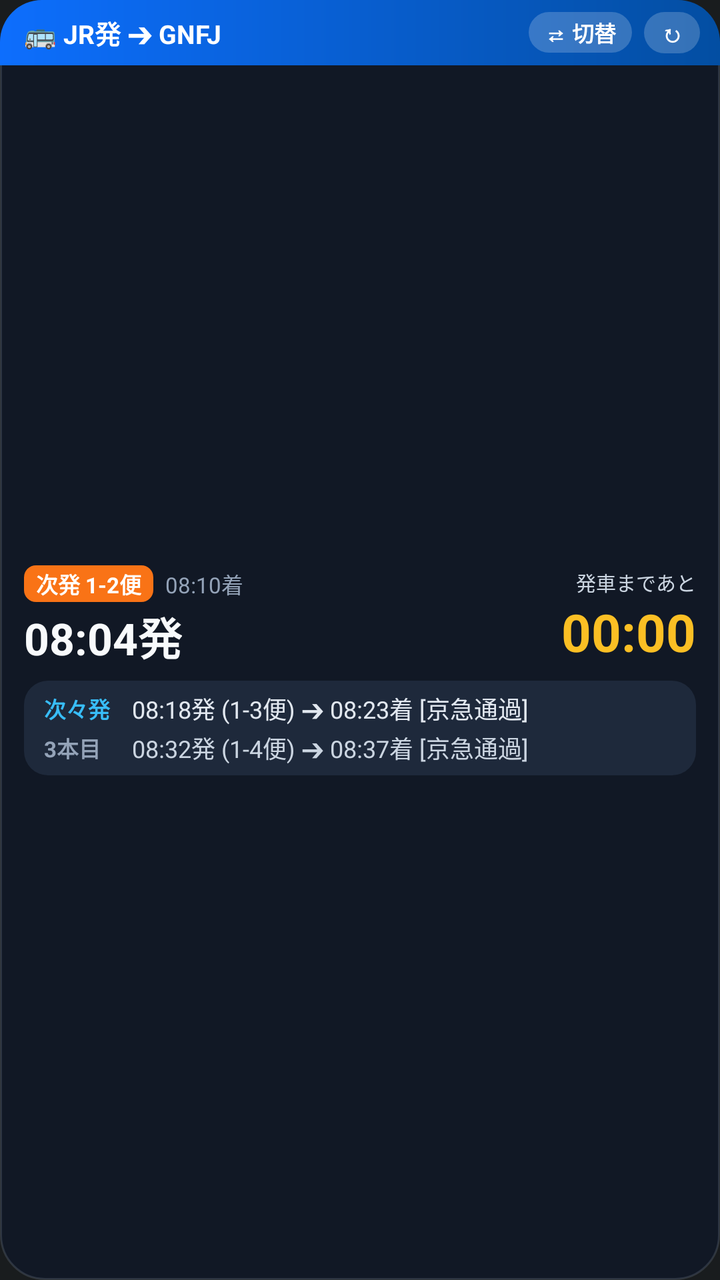
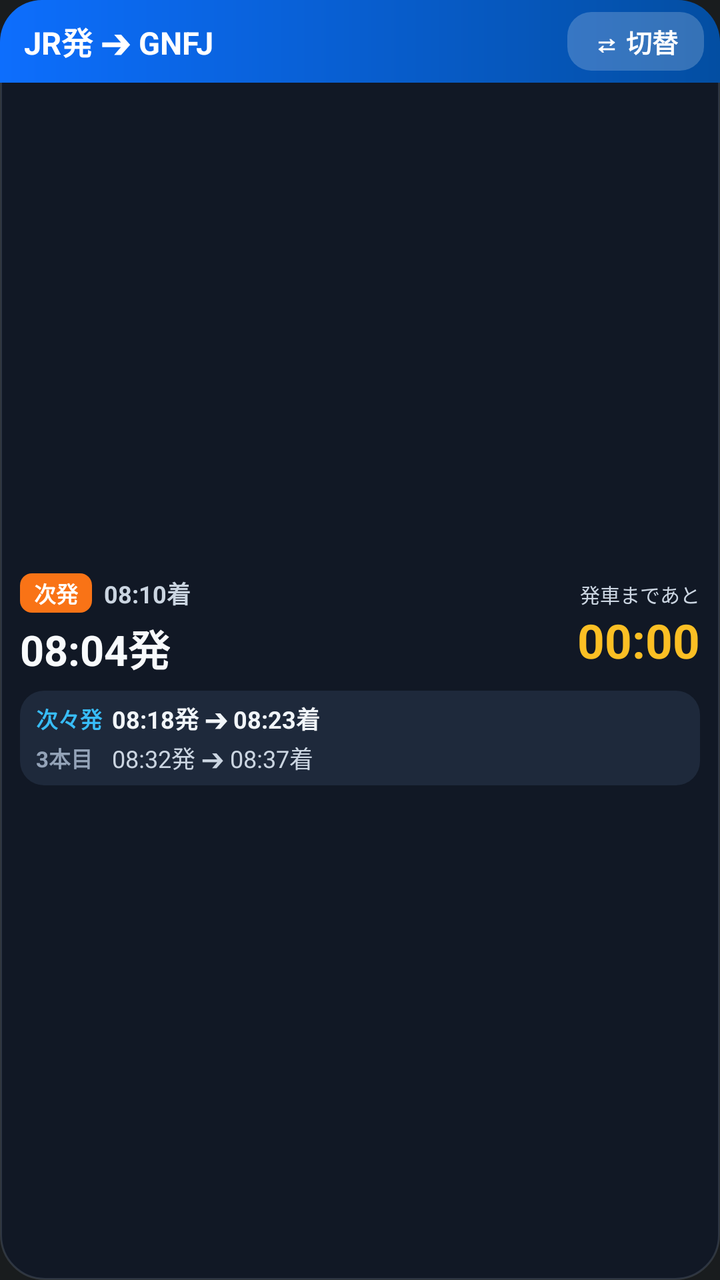

The first picture is an Android layout as it rendered before a commit; the second is the same layout after the commit. The layout source and the unified diff follow.
<!-- AndroidManifest.xml: application theme android:Theme.DeviceDefault.NoActionBar -->
<!-- res/layout/widget_bus_countdown.xml -->
<?xml version="1.0" encoding="utf-8"?>
<LinearLayout xmlns:android="http://schemas.android.com/apk/res/android"
    android:id="@+id/widget_root"
    android:layout_width="match_parent"
    android:layout_height="match_parent"
    android:background="@drawable/bg_widget_card"
    android:orientation="vertical">

    
    <LinearLayout
        android:id="@+id/header_bar"
        android:layout_width="match_parent"
        android:layout_height="wrap_content"
        android:background="@drawable/bg_header_bar"
        android:gravity="center_vertical"
        android:orientation="horizontal"
        android:paddingLeft="12dp"
        android:paddingTop="6dp"
        android:paddingRight="10dp"
        android:paddingBottom="6dp">

        <TextView
            android:id="@+id/tv_route_title"
            android:layout_width="0dp"
            android:layout_height="wrap_content"
            android:layout_weight="1"
            android:ellipsize="end"
            android:maxLines="1"
            android:text="🚌 JR発 ➔ GNFJ"
            android:textColor="#FFFFFF"
            android:textSize="13sp"
            android:textStyle="bold" />

        <TextView
            android:id="@+id/btn_toggle_route"
            android:layout_width="wrap_content"
            android:layout_height="wrap_content"
            android:layout_marginRight="6dp"
            android:background="@drawable/bg_badge_route"
            android:paddingLeft="8dp"
            android:paddingTop="2dp"
            android:paddingRight="8dp"
            android:paddingBottom="2dp"
            android:text="⇄ 切替"
            android:textColor="#FFFFFF"
            android:textSize="11sp"
            android:textStyle="bold" />

        <TextView
            android:id="@+id/btn_refresh"
            android:layout_width="wrap_content"
            android:layout_height="wrap_content"
            android:background="@drawable/bg_badge_route"
            android:paddingLeft="8dp"
            android:paddingTop="2dp"
            android:paddingRight="8dp"
            android:paddingBottom="2dp"
            android:text="↻"
            android:textColor="#FFFFFF"
            android:textSize="12sp"
            android:textStyle="bold" />
    </LinearLayout>

    
    <LinearLayout
        android:id="@+id/main_body"
        android:layout_width="match_parent"
        android:layout_height="0dp"
        android:layout_weight="1"
        android:gravity="center_vertical"
        android:orientation="vertical"
        android:paddingLeft="12dp"
        android:paddingTop="6dp"
        android:paddingRight="12dp"
        android:paddingBottom="8dp">

        
        <LinearLayout
            android:layout_width="match_parent"
            android:layout_height="wrap_content"
            android:gravity="center_vertical"
            android:orientation="horizontal">

            
            <LinearLayout
                android:layout_width="0dp"
                android:layout_height="wrap_content"
                android:layout_weight="1"
                android:orientation="vertical">

                <LinearLayout
                    android:layout_width="wrap_content"
                    android:layout_height="wrap_content"
                    android:gravity="center_vertical"
                    android:orientation="horizontal">

                    <TextView
                        android:id="@+id/tv_next_badge"
                        android:layout_width="wrap_content"
                        android:layout_height="wrap_content"
                        android:background="@drawable/bg_badge_next"
                        android:paddingLeft="6dp"
                        android:paddingTop="1dp"
                        android:paddingRight="6dp"
                        android:paddingBottom="1dp"
                        android:text="次発 1-2便"
                        android:textColor="#FFFFFF"
                        android:textSize="11sp"
                        android:textStyle="bold" />

                    <TextView
                        android:id="@+id/tv_next_sub"
                        android:layout_width="wrap_content"
                        android:layout_height="wrap_content"
                        android:layout_marginLeft="6dp"
                        android:ellipsize="end"
                        android:maxLines="1"
                        android:text="08:10着"
                        android:textColor="#94A3B8"
                        android:textSize="11sp" />
                </LinearLayout>

                <TextView
                    android:id="@+id/tv_next_time"
                    android:layout_width="wrap_content"
                    android:layout_height="wrap_content"
                    android:layout_marginTop="1dp"
                    android:ellipsize="end"
                    android:maxLines="1"
                    android:text="08:04発"
                    android:textColor="#F8FAFC"
                    android:textSize="22sp"
                    android:textStyle="bold" />
            </LinearLayout>

            
            <LinearLayout
                android:layout_width="wrap_content"
                android:layout_height="wrap_content"
                android:gravity="right|center_vertical"
                android:orientation="vertical">

                <TextView
                    android:id="@+id/tv_countdown_label"
                    android:layout_width="wrap_content"
                    android:layout_height="wrap_content"
                    android:text="発車まであと"
                    android:textColor="#CBD5E1"
                    android:textSize="10sp" />

                <Chronometer
                    android:id="@+id/chronometer_countdown"
                    android:layout_width="wrap_content"
                    android:layout_height="wrap_content"
                    android:countDown="true"
                    android:textColor="#FBBF24"
                    android:textSize="26sp"
                    android:textStyle="bold" />

                <TextView
                    android:id="@+id/tv_status_fallback"
                    android:layout_width="wrap_content"
                    android:layout_height="wrap_content"
                    android:text="明日 07:25"
                    android:textColor="#38BDF8"
                    android:textSize="16sp"
                    android:textStyle="bold"
                    android:visibility="gone" />
            </LinearLayout>
        </LinearLayout>

        
        <LinearLayout
            android:id="@+id/upcoming_container"
            android:layout_width="match_parent"
            android:layout_height="wrap_content"
            android:layout_marginTop="6dp"
            android:background="@drawable/bg_next_list_box"
            android:orientation="vertical"
            android:paddingLeft="10dp"
            android:paddingTop="5dp"
            android:paddingRight="10dp"
            android:paddingBottom="5dp">

            <LinearLayout
                android:id="@+id/row_second_bus"
                android:layout_width="match_parent"
                android:layout_height="wrap_content"
                android:gravity="center_vertical"
                android:orientation="horizontal">

                <TextView
                    android:id="@+id/tv_second_label"
                    android:layout_width="44dp"
                    android:layout_height="wrap_content"
                    android:text="次々発"
                    android:textColor="#38BDF8"
                    android:textSize="11sp"
                    android:textStyle="bold" />

                <TextView
                    android:id="@+id/tv_second_info"
                    android:layout_width="0dp"
                    android:layout_height="wrap_content"
                    android:layout_weight="1"
                    android:ellipsize="end"
                    android:maxLines="1"
                    android:text="08:18発 (1-3便) ➔ 08:23着 [京急通過]"
                    android:textColor="#E2E8F0"
                    android:textSize="12sp" />
            </LinearLayout>

            <LinearLayout
                android:id="@+id/row_third_bus"
                android:layout_width="match_parent"
                android:layout_height="wrap_content"
                android:layout_marginTop="2dp"
                android:gravity="center_vertical"
                android:orientation="horizontal">

                <TextView
                    android:id="@+id/tv_third_label"
                    android:layout_width="44dp"
                    android:layout_height="wrap_content"
                    android:text="3本目"
                    android:textColor="#94A3B8"
                    android:textSize="11sp"
                    android:textStyle="bold" />

                <TextView
                    android:id="@+id/tv_third_info"
                    android:layout_width="0dp"
                    android:layout_height="wrap_content"
                    android:layout_weight="1"
                    android:ellipsize="end"
                    android:maxLines="1"
                    android:text="08:32発 (1-4便) ➔ 08:37着 [京急通過]"
                    android:textColor="#CBD5E1"
                    android:textSize="12sp" />
            </LinearLayout>
        </LinearLayout>
    </LinearLayout>
</LinearLayout>
<!-- resources referenced by this layout -->
<resources>
  <!-- drawable bg_badge_next (drawable) -->
  <?xml version="1.0" encoding="utf-8"?>
  <shape xmlns:android="http://schemas.android.com/apk/res/android"
      android:shape="rectangle">
      <solid android:color="#F97316" />
      <corners android:radius="6dp" />
  </shape>
  <!-- drawable bg_badge_route (drawable) -->
  <?xml version="1.0" encoding="utf-8"?>
  <shape xmlns:android="http://schemas.android.com/apk/res/android"
      android:shape="rectangle">
      <solid android:color="#33FFFFFF" />
      <corners android:radius="12dp" />
  </shape>
  <!-- drawable bg_header_bar (drawable) -->
  <?xml version="1.0" encoding="utf-8"?>
  <shape xmlns:android="http://schemas.android.com/apk/res/android"
      android:shape="rectangle">
      <gradient
          android:angle="0"
          android:startColor="#0D6EFD"
          android:endColor="#034EA2" />
      <corners
          android:topLeftRadius="21dp"
          android:topRightRadius="21dp"
          android:bottomLeftRadius="0dp"
          android:bottomRightRadius="0dp" />
  </shape>
  <!-- drawable bg_next_list_box (drawable) -->
  <?xml version="1.0" encoding="utf-8"?>
  <shape xmlns:android="http://schemas.android.com/apk/res/android"
      android:shape="rectangle">
      <solid android:color="#1E293B" />
      <corners android:radius="12dp" />
  </shape>
  <!-- drawable bg_widget_card (drawable) -->
  <?xml version="1.0" encoding="utf-8"?>
  <shape xmlns:android="http://schemas.android.com/apk/res/android"
      android:shape="rectangle">
      <solid android:color="#EB111827" />
      <corners android:radius="22dp" />
      <stroke
          android:width="1dp"
          android:color="#3394A3B8" />
  </shape>
</resources>

<!-- the commit's change to res/layout/widget_bus_countdown.xml (unified diff, before → after) -->
@@ -16,7 +16,7 @@
         android:orientation="horizontal"
         android:paddingLeft="12dp"
         android:paddingTop="6dp"
-        android:paddingRight="10dp"
+        android:paddingRight="8dp"
         android:paddingBottom="6dp">
 
         <TextView
@@ -26,38 +26,24 @@
             android:layout_weight="1"
             android:ellipsize="end"
             android:maxLines="1"
-            android:text="🚌 JR発 ➔ GNFJ"
+            android:text="JR発 ➔ GNFJ"
             android:textColor="#FFFFFF"
-            android:textSize="13sp"
+            android:textSize="15.5sp"
             android:textStyle="bold" />
 
         <TextView
             android:id="@+id/btn_toggle_route"
             android:layout_width="wrap_content"
             android:layout_height="wrap_content"
-            android:layout_marginRight="6dp"
             android:background="@drawable/bg_badge_route"
-            android:paddingLeft="8dp"
-            android:paddingTop="2dp"
-            android:paddingRight="8dp"
-            android:paddingBottom="2dp"
+            android:gravity="center"
+            android:paddingLeft="13dp"
+            android:paddingTop="5dp"
+            android:paddingRight="13dp"
+            android:paddingBottom="5dp"
             android:text="⇄ 切替"
             android:textColor="#FFFFFF"
-            android:textSize="11sp"
-            android:textStyle="bold" />
-
-        <TextView
-            android:id="@+id/btn_refresh"
-            android:layout_width="wrap_content"
-            android:layout_height="wrap_content"
-            android:background="@drawable/bg_badge_route"
-            android:paddingLeft="8dp"
-            android:paddingTop="2dp"
-            android:paddingRight="8dp"
-            android:paddingBottom="2dp"
-            android:text="↻"
-            android:textColor="#FFFFFF"
-            android:textSize="12sp"
+            android:textSize="13sp"
             android:textStyle="bold" />
     </LinearLayout>
 
@@ -69,9 +55,9 @@
         android:layout_weight="1"
         android:gravity="center_vertical"
         android:orientation="vertical"
-        android:paddingLeft="12dp"
+        android:paddingLeft="10dp"
         android:paddingTop="6dp"
-        android:paddingRight="12dp"
+        android:paddingRight="10dp"
         android:paddingBottom="8dp">
 
         
@@ -99,11 +85,11 @@
                         android:layout_width="wrap_content"
                         android:layout_height="wrap_content"
                         android:background="@drawable/bg_badge_next"
-                        android:paddingLeft="6dp"
-                        android:paddingTop="1dp"
-                        android:paddingRight="6dp"
-                        android:paddingBottom="1dp"
-                        android:text="次発 1-2便"
+                        android:paddingLeft="7dp"
+                        android:paddingTop="1.5dp"
+                        android:paddingRight="7dp"
+                        android:paddingBottom="1.5dp"
+                        android:text="次発"
                         android:textColor="#FFFFFF"
                         android:textSize="11sp"
                         android:textStyle="bold" />
@@ -116,25 +102,27 @@
                         android:ellipsize="end"
                         android:maxLines="1"
                         android:text="08:10着"
-                        android:textColor="#94A3B8"
-                        android:textSize="11sp" />
+                        android:textColor="#CBD5E1"
+                        android:textSize="12sp"
+                        android:textStyle="bold" />
                 </LinearLayout>
 
                 <TextView
                     android:id="@+id/tv_next_time"
                     android:layout_width="wrap_content"
                     android:layout_height="wrap_content"
-                    android:layout_marginTop="1dp"
+                    android:layout_marginTop="2dp"
                     android:ellipsize="end"
                     android:maxLines="1"
                     android:text="08:04発"
                     android:textColor="#F8FAFC"
-                    android:textSize="22sp"
+                    android:textSize="21sp"
                     android:textStyle="bold" />
             </LinearLayout>
 
             
             <LinearLayout
+                android:id="@+id/right_countdown_area"
                 android:layout_width="wrap_content"
                 android:layout_height="wrap_content"
                 android:gravity="right|center_vertical"
@@ -154,7 +142,7 @@
                     android:layout_height="wrap_content"
                     android:countDown="true"
                     android:textColor="#FBBF24"
-                    android:textSize="26sp"
+                    android:textSize="23.5sp"
                     android:textStyle="bold" />
 
                 <TextView
@@ -177,9 +165,9 @@
             android:layout_marginTop="6dp"
             android:background="@drawable/bg_next_list_box"
             android:orientation="vertical"
-            android:paddingLeft="10dp"
+            android:paddingLeft="8dp"
             android:paddingTop="5dp"
-            android:paddingRight="10dp"
+            android:paddingRight="8dp"
             android:paddingBottom="5dp">
 
             <LinearLayout
@@ -191,7 +179,7 @@
 
                 <TextView
                     android:id="@+id/tv_second_label"
-                    android:layout_width="44dp"
+                    android:layout_width="38dp"
                     android:layout_height="wrap_content"
                     android:text="次々発"
                     android:textColor="#38BDF8"
@@ -205,9 +193,10 @@
                     android:layout_weight="1"
                     android:ellipsize="end"
                     android:maxLines="1"
-                    android:text="08:18発 (1-3便) ➔ 08:23着 [京急通過]"
-                    android:textColor="#E2E8F0"
-                    android:textSize="12sp" />
+                    android:text="08:18発 ➔ 08:23着"
+                    android:textColor="#F1F5F9"
+                    android:textSize="12sp"
+                    android:textStyle="bold" />
             </LinearLayout>
 
             <LinearLayout
@@ -220,7 +209,7 @@
 
                 <TextView
                     android:id="@+id/tv_third_label"
-                    android:layout_width="44dp"
+                    android:layout_width="38dp"
                     android:layout_height="wrap_content"
                     android:text="3本目"
                     android:textColor="#94A3B8"
@@ -234,7 +223,7 @@
                     android:layout_weight="1"
                     android:ellipsize="end"
                     android:maxLines="1"
-                    android:text="08:32発 (1-4便) ➔ 08:37着 [京急通過]"
+                    android:text="08:32発 ➔ 08:37着"
                     android:textColor="#CBD5E1"
                     android:textSize="12sp" />
             </LinearLayout>
